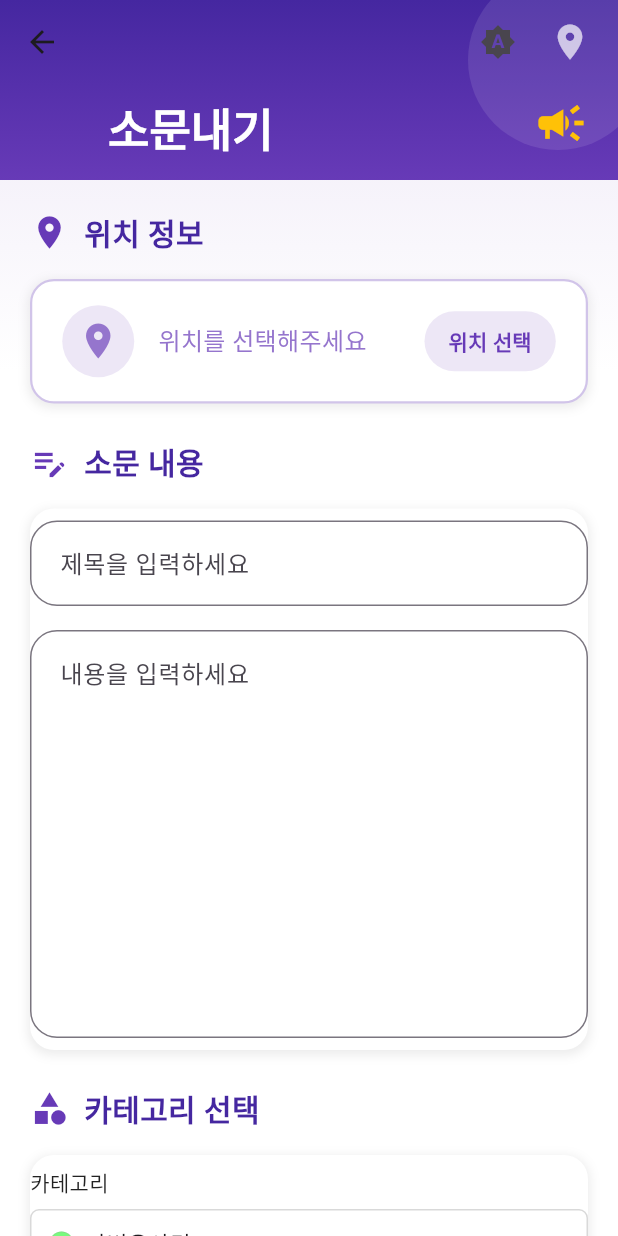
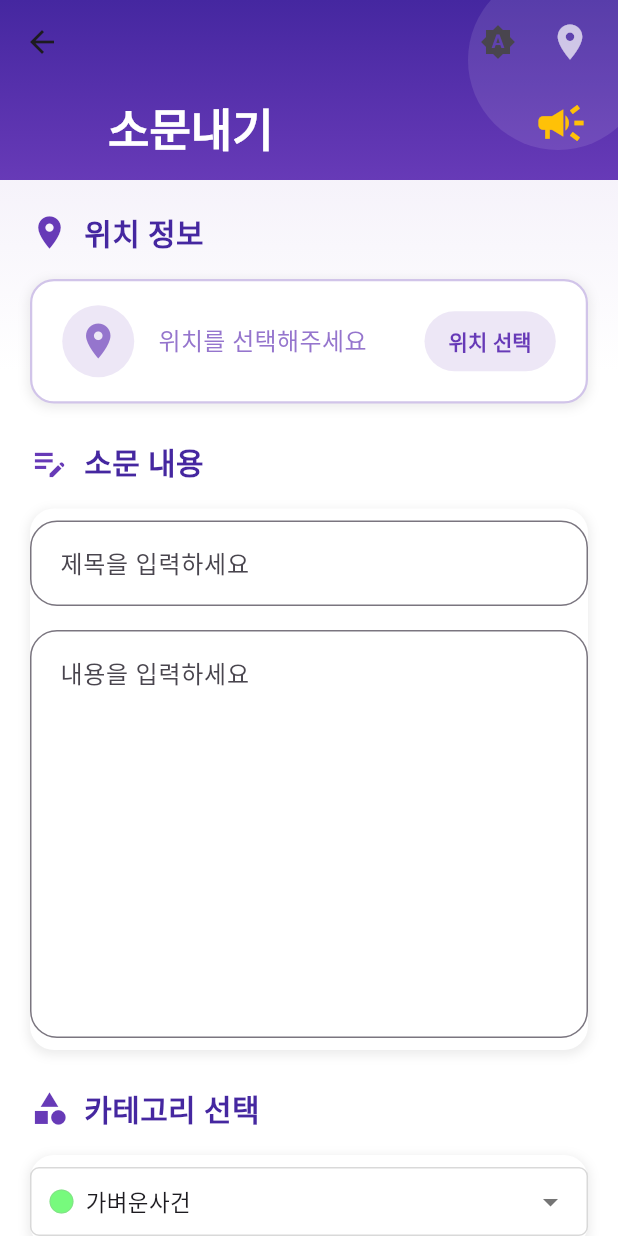
Before and after one commit to HongWonjong/region-based-chat, a Flutter app: the StoryCreatePage screen opened directly, on a phone screen of 412 x 824 dp. Run offline on Flutter 3.47's test engine with Material 3 defaults, Android fonts, the phone set to English and light mode, and no system bars; our stand-ins replace cloud_firestore, firebase_auth, firebase_core, firebase_storage, flutter_dotenv, flutter_riverpod and 3 more; missing offline and left inert: flutter_naver_map; accounts and stored records are empty; generated files the repository leaves out were written again.

Commit message:
feat: 카테고리 선택기 UI 개선 - 불필요한 텍스트 제거 및 레이아웃 조정

```diff
--- a/lib/pages/story_create_page/widgets/category_selector.dart
+++ b/lib/pages/story_create_page/widgets/category_selector.dart
@@ -17,15 +17,6 @@ class CategorySelector extends StatelessWidget {
     return Column(
       crossAxisAlignment: CrossAxisAlignment.start,
       children: [
-        Text(
-          '카테고리',
-          style: TextStyle(
-            fontSize: 14,
-            fontWeight: FontWeight.w500,
-            color: Colors.black87,
-          ),
-        ),
-        SizedBox(height: 8),
         Container(
           decoration: BoxDecoration(
             border: Border.all(color: Colors.grey.withAlpha(100)),
```
